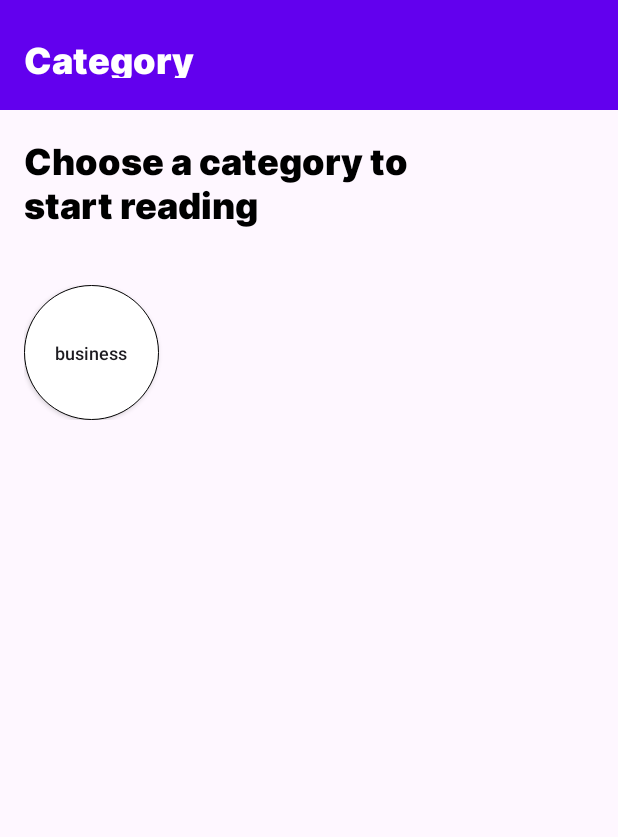
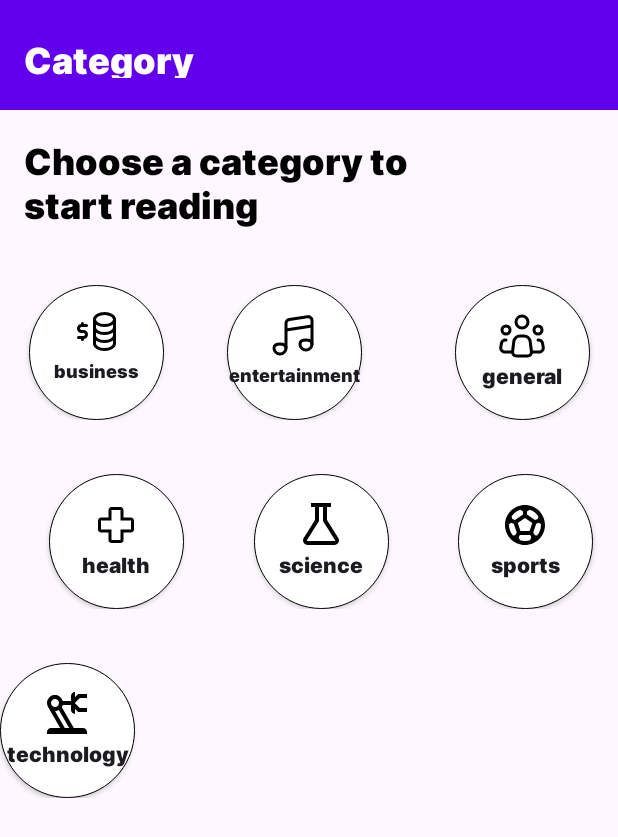
Before and after one commit to windmi95/RecyclerView_Test, an Android app: the screen it shows after launch (MainActivity), on a phone screen of 412 x 824 dp. Shown: the top 837 px of the screen. Run offline under Robolectric (Android 15) with nearby library versions, the phone set to English and light mode, and no system bars.

Commit message:
recyclerView_test0-1

```diff
--- /dev/null
+++ b/app/src/main/res/drawable/akar_icons_music.xml
@@ -0,0 +1,25 @@
+<vector xmlns:android="http://schemas.android.com/apk/res/android"
+    android:width="32dp"
+    android:height="32dp"
+    android:viewportWidth="32"
+    android:viewportHeight="32">
+  <path
+      android:pathData="M10.667,24V7.621C10.667,6.984 10.895,6.368 11.309,5.885C11.724,5.401 12.298,5.082 12.928,4.985L24.928,3.139C25.308,3.08 25.696,3.105 26.066,3.21C26.436,3.316 26.778,3.5 27.07,3.751C27.362,4.001 27.596,4.311 27.756,4.661C27.917,5.01 28,5.39 28,5.775V21.333"
+      android:strokeLineJoin="round"
+      android:strokeWidth="2"
+      android:fillColor="#00000000"
+      android:strokeColor="#000000"
+      android:strokeLineCap="round"/>
+  <path
+      android:pathData="M10.667,12L28,9.333"
+      android:strokeWidth="2"
+      android:fillColor="#00000000"
+      android:strokeColor="#000000"/>
+  <path
+      android:pathData="M10.667,24C10.667,25.061 10.245,26.078 9.495,26.828C8.745,27.579 7.728,28 6.667,28C5.606,28 4.588,27.579 3.838,26.828C3.088,26.078 2.667,25.061 2.667,24C2.667,21.791 4.457,21.333 6.667,21.333C8.876,21.333 10.667,21.791 10.667,24ZM28,21.333C28,22.394 27.579,23.412 26.828,24.162C26.078,24.912 25.061,25.333 24,25.333C22.939,25.333 21.922,24.912 21.172,24.162C20.421,23.412 20,22.394 20,21.333C20,19.124 21.791,18.667 24,18.667C26.209,18.667 28,19.124 28,21.333Z"
+      android:strokeLineJoin="round"
+      android:strokeWidth="2"
+      android:fillColor="#00000000"
+      android:strokeColor="#000000"
+      android:strokeLineCap="round"/>
+</vector>
--- /dev/null
+++ b/app/src/main/res/drawable/akar_icons_people.xml
@@ -0,0 +1,35 @@
+<vector xmlns:android="http://schemas.android.com/apk/res/android"
+    android:width="32dp"
+    android:height="32dp"
+    android:viewportWidth="32"
+    android:viewportHeight="32">
+  <path
+      android:pathData="M22.292,26.336L21.439,19.504C21.318,18.536 20.847,17.646 20.116,17.001C19.385,16.355 18.443,16 17.468,16H14.529C13.554,16 12.613,16.357 11.883,17.002C11.152,17.647 10.682,18.537 10.561,19.504L9.707,26.336C9.66,26.711 9.693,27.092 9.805,27.454C9.917,27.815 10.104,28.149 10.354,28.432C10.605,28.716 10.913,28.943 11.257,29.098C11.602,29.253 11.976,29.334 12.355,29.333H19.645C20.024,29.333 20.397,29.253 20.742,29.098C21.087,28.942 21.395,28.715 21.645,28.432C21.895,28.148 22.082,27.815 22.194,27.454C22.305,27.092 22.339,26.711 22.292,26.336V26.336Z"
+      android:strokeLineJoin="round"
+      android:strokeWidth="2"
+      android:fillColor="#00000000"
+      android:strokeColor="#000000"
+      android:strokeLineCap="round"/>
+  <path
+      android:pathData="M16,10.667C18.209,10.667 20,8.876 20,6.667C20,4.458 18.209,2.667 16,2.667C13.791,2.667 12,4.458 12,6.667C12,8.876 13.791,10.667 16,10.667Z"
+      android:strokeWidth="2"
+      android:fillColor="#00000000"
+      android:strokeColor="#000000"/>
+  <path
+      android:pathData="M5.333,14.667C6.806,14.667 8,13.473 8,12C8,10.527 6.806,9.333 5.333,9.333C3.861,9.333 2.667,10.527 2.667,12C2.667,13.473 3.861,14.667 5.333,14.667Z"
+      android:strokeWidth="2"
+      android:fillColor="#00000000"
+      android:strokeColor="#000000"/>
+  <path
+      android:pathData="M26.667,14.667C28.139,14.667 29.333,13.473 29.333,12C29.333,10.527 28.139,9.333 26.667,9.333C25.194,9.333 24,10.527 24,12C24,13.473 25.194,14.667 26.667,14.667Z"
+      android:strokeWidth="2"
+      android:fillColor="#00000000"
+      android:strokeColor="#000000"/>
+  <path
+      android:pathData="M5.333,18.667H4.925C4.294,18.667 3.683,18.89 3.202,19.298C2.72,19.706 2.398,20.272 2.295,20.895L1.851,23.561C1.787,23.943 1.807,24.335 1.91,24.708C2.013,25.082 2.196,25.428 2.446,25.724C2.697,26.019 3.008,26.257 3.36,26.42C3.711,26.582 4.094,26.667 4.481,26.667H9.333M26.667,18.667H27.075C27.706,18.667 28.317,18.89 28.798,19.298C29.28,19.706 29.601,20.272 29.705,20.895L30.149,23.561C30.213,23.943 30.193,24.335 30.09,24.708C29.987,25.082 29.804,25.428 29.554,25.724C29.303,26.019 28.992,26.257 28.64,26.42C28.289,26.582 27.906,26.667 27.519,26.667H22.667"
+      android:strokeLineJoin="round"
+      android:strokeWidth="2"
+      android:fillColor="#00000000"
+      android:strokeColor="#000000"
+      android:strokeLineCap="round"/>
+</vector>
--- /dev/null
+++ b/app/src/main/res/drawable/btn_entertainment_shape.xml
@@ -0,0 +1,11 @@
+<?xml version="1.0" encoding="utf-8"?>
+<shape xmlns:android="http://schemas.android.com/apk/res/android"
+    android:shape="oval"
+    >
+
+
+    <stroke android:color="@color/black" android:width="0.3dp"/>
+
+    <solid android:color="@color/white"/>
+
+</shape>
--- /dev/null
+++ b/app/src/main/res/drawable/btn_general_shape.xml
@@ -0,0 +1,10 @@
+<?xml version="1.0" encoding="utf-8"?>
+<shape xmlns:android="http://schemas.android.com/apk/res/android"
+    android:shape="oval"
+    >
+
+    <stroke android:color="@color/black" android:width="0.3dp"/>
+
+    <solid android:color="@color/white"/>
+
+</shape>
--- /dev/null
+++ b/app/src/main/res/drawable/btn_health_shape.xml
@@ -0,0 +1,10 @@
+<?xml version="1.0" encoding="utf-8"?>
+<shape xmlns:android="http://schemas.android.com/apk/res/android"
+    android:shape="oval"
+    >
+
+    <stroke android:color="@color/black" android:width="0.3dp"/>
+
+    <solid android:color="@color/white"/>
+
+</shape>
--- /dev/null
+++ b/app/src/main/res/drawable/btn_science_shape.xml
@@ -0,0 +1,10 @@
+<?xml version="1.0" encoding="utf-8"?>
+<shape xmlns:android="http://schemas.android.com/apk/res/android"
+    android:shape="oval"
+    >
+
+    <stroke android:color="@color/black" android:width="0.3dp"/>
+
+    <solid android:color="@color/white"/>
+
+</shape>
--- /dev/null
+++ b/app/src/main/res/drawable/btn_sports_shape.xml
@@ -0,0 +1,10 @@
+<?xml version="1.0" encoding="utf-8"?>
+<shape xmlns:android="http://schemas.android.com/apk/res/android"
+    android:shape="oval"
+    >
+
+    <stroke android:color="@color/black" android:width="0.3dp"/>
+
+    <solid android:color="@color/white"/>
+
+</shape>
--- /dev/null
+++ b/app/src/main/res/drawable/btn_technology_shape.xml
@@ -0,0 +1,11 @@
+<?xml version="1.0" encoding="utf-8"?>
+<shape xmlns:android="http://schemas.android.com/apk/res/android"
+    android:shape="oval"
+    >
+
+    <stroke android:color="@color/black" android:width="0.3dp"/>
+
+    <solid android:color="@color/white"/>
+
+
+</shape>
--- /dev/null
+++ b/app/src/main/res/drawable/business.xml
@@ -0,0 +1,34 @@
+<vector xmlns:android="http://schemas.android.com/apk/res/android"
+    android:width="26dp"
+    android:height="26dp"
+    android:viewportWidth="26"
+    android:viewportHeight="26">
+  <path
+      android:pathData="M18.333,9C22.015,9 25,7.209 25,5C25,2.791 22.015,1 18.333,1C14.651,1 11.667,2.791 11.667,5C11.667,7.209 14.651,9 18.333,9Z"
+      android:strokeLineJoin="round"
+      android:strokeWidth="2"
+      android:fillColor="#00000000"
+      android:strokeColor="#000000"
+      android:strokeLineCap="round"/>
+  <path
+      android:pathData="M11.667,5V10.333C11.667,12.543 14.652,14.333 18.333,14.333C22.015,14.333 25,12.543 25,10.333V5"
+      android:strokeLineJoin="round"
+      android:strokeWidth="2"
+      android:fillColor="#00000000"
+      android:strokeColor="#000000"
+      android:strokeLineCap="round"/>
+  <path
+      android:pathData="M11.667,10.333V15.667C11.667,17.876 14.652,19.667 18.333,19.667C22.015,19.667 25,17.876 25,15.667V10.333"
+      android:strokeLineJoin="round"
+      android:strokeWidth="2"
+      android:fillColor="#00000000"
+      android:strokeColor="#000000"
+      android:strokeLineCap="round"/>
+  <path
+      android:pathData="M11.667,15.667V21C11.667,23.209 14.652,25 18.333,25C22.015,25 25,23.209 25,21V15.667M6.333,9H3C2.47,9 1.961,9.211 1.586,9.586C1.211,9.961 1,10.47 1,11C1,11.531 1.211,12.039 1.586,12.414C1.961,12.789 2.47,13 3,13H4.333C4.864,13 5.372,13.211 5.748,13.586C6.123,13.961 6.333,14.47 6.333,15C6.333,15.531 6.123,16.039 5.748,16.414C5.372,16.789 4.864,17 4.333,17H1M3.667,17V18.333M3.667,7.667V9"
+      android:strokeLineJoin="round"
+      android:strokeWidth="2"
+      android:fillColor="#00000000"
+      android:strokeColor="#000000"
+      android:strokeLineCap="round"/>
+</vector>
--- /dev/null
+++ b/app/src/main/res/drawable/carbon_health_cross.xml
@@ -0,0 +1,9 @@
+<vector xmlns:android="http://schemas.android.com/apk/res/android"
+    android:width="32dp"
+    android:height="32dp"
+    android:viewportWidth="32"
+    android:viewportHeight="32">
+  <path
+      android:pathData="M19,28H13C12.47,28 11.961,27.789 11.586,27.414C11.211,27.039 11,26.53 11,26V21H6C5.47,21 4.961,20.789 4.586,20.414C4.211,20.039 4.001,19.53 4,19V13C4.001,12.47 4.211,11.961 4.586,11.586C4.961,11.211 5.47,11 6,11H11V6C11,5.47 11.211,4.961 11.586,4.586C11.961,4.211 12.47,4.001 13,4H19C19.53,4.001 20.039,4.211 20.414,4.586C20.789,4.961 21,5.47 21,6V11H26C26.53,11 27.039,11.211 27.414,11.586C27.789,11.961 28,12.47 28,13V19C27.999,19.53 27.788,20.038 27.413,20.413C27.038,20.788 26.53,20.999 26,21H21V26C20.999,26.53 20.788,27.038 20.413,27.413C20.038,27.788 19.53,27.999 19,28ZM6,13V19H13V26H19V19H26V13H19V6H13V13H6Z"
+      android:fillColor="#000000"/>
+</vector>
--- /dev/null
+++ b/app/src/main/res/drawable/eos_icons_science_outlined.xml
@@ -0,0 +1,9 @@
+<vector xmlns:android="http://schemas.android.com/apk/res/android"
+    android:width="32dp"
+    android:height="32dp"
+    android:viewportWidth="32"
+    android:viewportHeight="32">
+  <path
+      android:pathData="M17.333,13.333L25.265,26.021C25.305,26.085 25.327,26.159 25.329,26.234C25.33,26.309 25.312,26.383 25.276,26.449C25.239,26.514 25.186,26.569 25.122,26.608C25.057,26.646 24.983,26.666 24.908,26.667H7.092C7.016,26.666 6.942,26.646 6.878,26.607C6.813,26.568 6.759,26.513 6.723,26.447C6.687,26.38 6.669,26.306 6.672,26.23C6.674,26.154 6.697,26.081 6.737,26.017L14.667,13.333V4H17.333V13.333ZM9.333,1.333V4H12V12.613L4.479,24.6C4.185,25.067 4.023,25.605 4.007,26.156C3.992,26.708 4.124,27.253 4.391,27.736C4.658,28.219 5.049,28.622 5.524,28.903C5.999,29.184 6.54,29.333 7.092,29.333H24.908C25.46,29.333 26.001,29.184 26.476,28.903C26.951,28.622 27.342,28.219 27.609,27.736C27.876,27.253 28.008,26.708 27.993,26.156C27.977,25.605 27.815,25.067 27.521,24.6L20.001,12.613L20,4H22.667V1.333H9.333Z"
+      android:fillColor="#000000"/>
+</vector>
--- /dev/null
+++ b/app/src/main/res/drawable/ic_baseline_sports_soccer.xml
@@ -0,0 +1,9 @@
+<vector xmlns:android="http://schemas.android.com/apk/res/android"
+    android:width="32dp"
+    android:height="32dp"
+    android:viewportWidth="32"
+    android:viewportHeight="32">
+  <path
+      android:pathData="M16,2.667C8.64,2.667 2.667,8.64 2.667,16C2.667,23.36 8.64,29.333 16,29.333C23.36,29.333 29.333,23.36 29.333,16C29.333,8.64 23.36,2.667 16,2.667ZM17.333,7.067L19.133,5.8C21.545,6.547 23.614,8.125 24.973,10.253L24.453,12.04L22.653,12.653L17.333,8.933V7.067ZM12.867,5.8L14.667,7.067V8.933L9.347,12.653L7.547,12.04L7.027,10.253C8.394,8.133 10.46,6.557 12.867,5.8ZM9.44,22.813L7.92,22.947C6.249,21.019 5.33,18.552 5.333,16C5.333,15.84 5.347,15.693 5.36,15.533L6.693,14.56L8.533,15.2L10.48,20.987L9.44,22.813ZM19.333,26.12C18.28,26.467 17.16,26.667 16,26.667C14.84,26.667 13.72,26.467 12.667,26.12L11.747,24.133L12.6,22.667H19.413L20.267,24.147L19.333,26.12ZM19.027,20H12.973L11.173,14.64L16,11.253L20.84,14.64L19.027,20ZM24.08,22.947L22.56,22.813L21.507,20.987L23.453,15.2L25.307,14.573L26.64,15.547C26.653,15.693 26.667,15.84 26.667,16C26.667,18.653 25.693,21.08 24.08,22.947Z"
+      android:fillColor="#000000"/>
+</vector>
--- /dev/null
+++ b/app/src/main/res/drawable/mdi_robot_industrial_outline.xml
@@ -0,0 +1,9 @@
+<vector xmlns:android="http://schemas.android.com/apk/res/android"
+    android:width="32dp"
+    android:height="32dp"
+    android:viewportWidth="32"
+    android:viewportHeight="32">
+  <path
+      android:pathData="M5.333,25.333H11.467L3.493,11.52C2.973,10.667 2.667,9.72 2.667,8.667C2.668,7.37 3.142,6.118 3.999,5.145C4.857,4.172 6.04,3.546 7.327,3.382C8.613,3.219 9.915,3.53 10.989,4.257C12.063,4.984 12.835,6.078 13.16,7.333H18.667V4C18.667,2.533 19.867,1.333 21.333,1.333V4.787L23.453,2.667H29.333V5.333H24.547L21.333,8.547V8.787L24.547,12H29.333V14.667H23.453L21.333,12.547V16C20.626,16 19.948,15.719 19.448,15.219C18.948,14.719 18.667,14.041 18.667,13.333V10H13.16C13.027,10.52 12.813,11.013 12.547,11.467L20.547,25.333H26.667C27.374,25.333 28.052,25.614 28.552,26.114C29.052,26.615 29.333,27.293 29.333,28V29.333H2.667V28C2.667,26.533 3.867,25.333 5.333,25.333ZM10.547,13.333C9.8,13.76 8.933,14 8,14L14.547,25.333H17.467L10.547,13.333ZM8,6C7.293,6 6.615,6.281 6.114,6.781C5.614,7.281 5.333,7.959 5.333,8.667C5.333,10.147 6.52,11.333 8,11.333C9.48,11.333 10.667,10.147 10.667,8.667C10.667,7.959 10.386,7.281 9.886,6.781C9.386,6.281 8.707,6 8,6Z"
+      android:fillColor="#000000"/>
+</vector>
--- a/app/src/main/res/layout/activity_main.xml
+++ b/app/src/main/res/layout/activity_main.xml
@@ -61,26 +61,166 @@
         android:id="@+id/cl_category_btn"
         android:layout_width="match_parent"
         android:layout_height="wrap_content"
+        android:layout_marginTop="36dp"
+        app:layout_constraintEnd_toEndOf="parent"
+        app:layout_constraintStart_toStartOf="parent"
         app:layout_constraintTop_toBottomOf="@+id/cl_category_info_line"
-        app:layout_constraintStart_toStartOf="parent"
-        app:layout_constraintEnd_toEndOf="parent"
-        android:layout_marginTop="36dp"
-        android:layout_marginStart="16dp"
         >
-
 
         <android.widget.Button
             android:id="@+id/btn_business"
             android:layout_width="90dp"
             android:layout_height="90dp"
+            android:layout_marginStart="16dp"
             android:background="@drawable/btn_business_shape"
-            app:layout_constraintStart_toStartOf="parent"
-            app:layout_constraintTop_toTopOf="parent"
+            android:drawableTop="@drawable/business"
+            android:fontFamily="@font/Inter"
+            android:paddingTop="18dp"
+            android:paddingBottom="20dp"
             android:text="business"
             android:textAllCaps="false"
             android:textSize="12dp"
+            app:layout_constraintEnd_toStartOf="@+id/btn_music"
+            app:layout_constraintHorizontal_bias="0"
+            app:layout_constraintHorizontal_chainStyle="spread"
+            app:layout_constraintStart_toStartOf="parent"
+            app:layout_constraintTop_toTopOf="parent">
+
+        </android.widget.Button>
+
+        <android.widget.Button
+            android:id="@+id/btn_music"
+            android:layout_width="90dp"
+            android:layout_height="90dp"
+            android:layout_marginStart="39dp"
+            android:layout_marginEnd="29dp"
+            android:background="@drawable/btn_entertainment_shape"
+            android:drawableTop="@drawable/akar_icons_music"
+            android:fontFamily="@font/Inter"
+            android:paddingTop="18dp"
+            android:paddingBottom="20dp"
+            android:text="entertainment"
+            android:textAllCaps="false"
+            android:textSize="12dp"
+            app:layout_constraintEnd_toStartOf="@+id/btn_general"
+            app:layout_constraintStart_toEndOf="@+id/btn_business"
+            app:layout_constraintTop_toTopOf="parent">
+
+        </android.widget.Button>
+
+        <android.widget.Button
+            android:id="@+id/btn_general"
+            android:layout_width="90dp"
+            android:layout_height="0dp"
+            android:layout_marginStart="29dp"
+            android:layout_marginEnd="16dp"
+            android:background="@drawable/btn_general_shape"
+            android:drawableTop="@drawable/akar_icons_people"
+            android:fontFamily="@font/Inter"
+            android:paddingTop="18dp"
+            android:paddingBottom="20dp"
+            android:text="general"
+            android:textAllCaps="false"
+            app:layout_constraintBottom_toBottomOf="parent"
+            app:layout_constraintEnd_toEndOf="parent"
+            app:layout_constraintHorizontal_bias="0"
+            app:layout_constraintStart_toEndOf="@+id/btn_music"
+            app:layout_constraintTop_toTopOf="parent"
+
+           >
+        </android.widget.Button>
+    </androidx.constraintlayout.widget.ConstraintLayout>
+
+    <androidx.constraintlayout.widget.ConstraintLayout
+        android:id="@+id/cl_category_btn2"
+        android:layout_width="match_parent"
+        android:layout_height="wrap_content"
+        android:layout_marginTop="36dp"
+        app:layout_constraintEnd_toEndOf="parent"
+        app:layout_constraintStart_toStartOf="parent"
+        app:layout_constraintTop_toBottomOf="@+id/cl_category_btn">
+
+        <android.widget.Button
+            android:id="@+id/btn_health"
+            android:layout_width="90dp"
+            android:layout_height="90dp"
+            android:layout_marginStart="16dp"
+            android:background="@drawable/btn_health_shape"
+            android:drawableTop="@drawable/carbon_health_cross"
+            android:fontFamily="@font/Inter"
+            android:paddingTop="18dp"
+            android:paddingBottom="20dp"
+            android:text="health"
+            android:textAllCaps="false"
+            app:layout_constraintEnd_toStartOf="@+id/btn_science"
+            app:layout_constraintStart_toStartOf="parent"
+            app:layout_constraintTop_toTopOf="parent">
+        </android.widget.Button>
+
+        <android.widget.Button
+            android:id="@+id/btn_science"
+            android:layout_width="90dp"
+            android:layout_height="90dp"
+            android:layout_marginStart="29dp"
+            android:layout_marginEnd="29dp"
+            android:background="@drawable/btn_science_shape"
+            android:drawableTop="@drawable/eos_icons_science_outlined"
+            android:fontFamily="@font/Inter"
+            android:paddingTop="18dp"
+            android:paddingBottom="20dp"
+            android:text="science"
+            android:textAllCaps="false"
+            app:layout_constraintEnd_toStartOf="@+id/btn_sports"
+            app:layout_constraintStart_toEndOf="@+id/btn_health"
+            app:layout_constraintTop_toTopOf="parent">
+        </android.widget.Button>
+
+        <android.widget.Button
+            android:id="@+id/btn_sports"
+            android:layout_width="90dp"
+            android:layout_height="90dp"
+            android:background="@drawable/btn_sports_shape"
+            android:drawableTop="@drawable/ic_baseline_sports_soccer"
+            app:layout_constraintBottom_toBottomOf="parent"
+            app:layout_constraintEnd_toEndOf="parent"
+            app:layout_constraintStart_toEndOf="@+id/btn_science"
+            app:layout_constraintTop_toTopOf="parent"
+            android:paddingTop="18dp"
+            android:paddingBottom="20dp"
+            android:text="sports"
+            android:textAllCaps="false"
+            android:fontFamily="@font/Inter"
             >
         </android.widget.Button>
     </androidx.constraintlayout.widget.ConstraintLayout>
 
+    <androidx.constraintlayout.widget.ConstraintLayout
+        android:id="@+id/cl_category_btn3"
+        android:layout_width="match_parent"
+        android:layout_height="wrap_content"
+        app:layout_constraintTop_toBottomOf="@+id/cl_category_btn2"
+        app:layout_constraintEnd_toEndOf="parent"
+        app:layout_constraintStart_toStartOf="parent"
+        android:layout_marginTop="36dp"
+        >
+
+        <android.widget.Button
+            android:id="@+id/btn_technology"
+            android:layout_width="90dp"
+            android:layout_height="90dp"
+            android:background="@drawable/btn_technology_shape"
+            android:drawableTop="@drawable/mdi_robot_industrial_outline"
+            app:layout_constraintStart_toStartOf="parent"
+            app:layout_constraintTop_toTopOf="parent"
+            android:paddingTop="18dp"
+            android:paddingBottom="20dp"
+            android:text="technology"
+            android:textAllCaps="false"
+            android:fontFamily="@font/Inter"
+            >
+
+        </android.widget.Button>
+
+    </androidx.constraintlayout.widget.ConstraintLayout>
+
 </androidx.constraintlayout.widget.ConstraintLayout>
```
